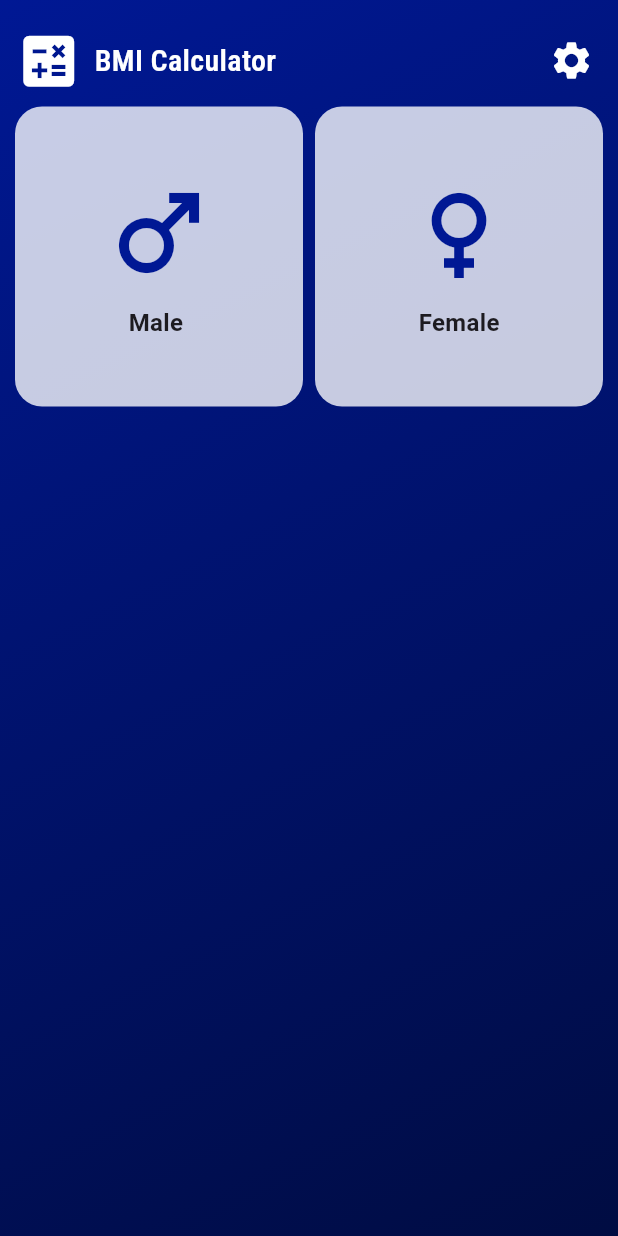
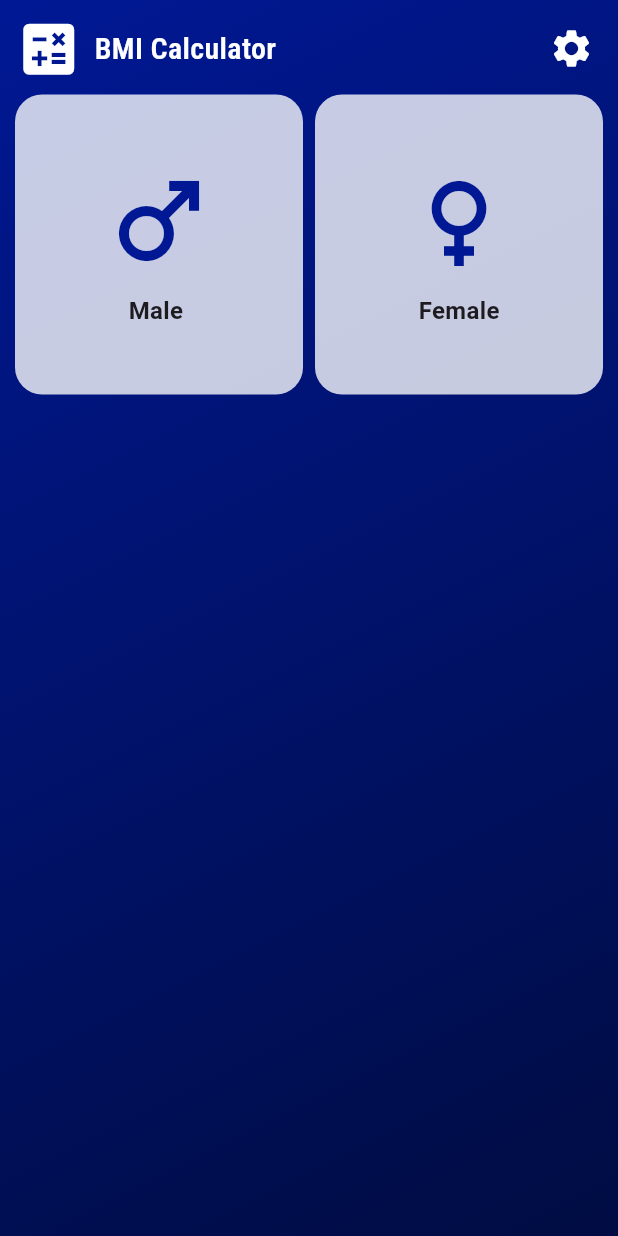
Before and after one commit to gh-devcx420/bmi_calculator_V2.0, a Flutter app: the screen it shows after launch, on a phone screen of 412 x 824 dp. Run offline on Flutter 3.47's test engine with Material 3 defaults, Android fonts, the phone set to English and light mode, and no system bars; our stand-ins replace google_fonts.

Commit message:
Ver 2.0.0

```diff
--- a/lib/screens/bmi_home.dart
+++ b/lib/screens/bmi_home.dart
@@ -15,9 +15,6 @@ class _BmiHomeState extends State<BmiHome> {
     return SafeArea(
       child: Column(
         children: [
-          const SizedBox(
-            height: 8,
-          ),
           Row(
             mainAxisAlignment: MainAxisAlignment.center,
             children: [
--- a/lib/widgets/widgets.dart
+++ b/lib/widgets/widgets.dart
@@ -7,7 +7,7 @@ class GenderTile extends StatelessWidget {
 
   @override
   Widget build(BuildContext context) {
-    double h = MediaQuery.of(context).size.height;
+    //double h = MediaQuery.of(context).size.height;
     return Container(
       height: 200,
       decoration: BoxDecoration(
```
